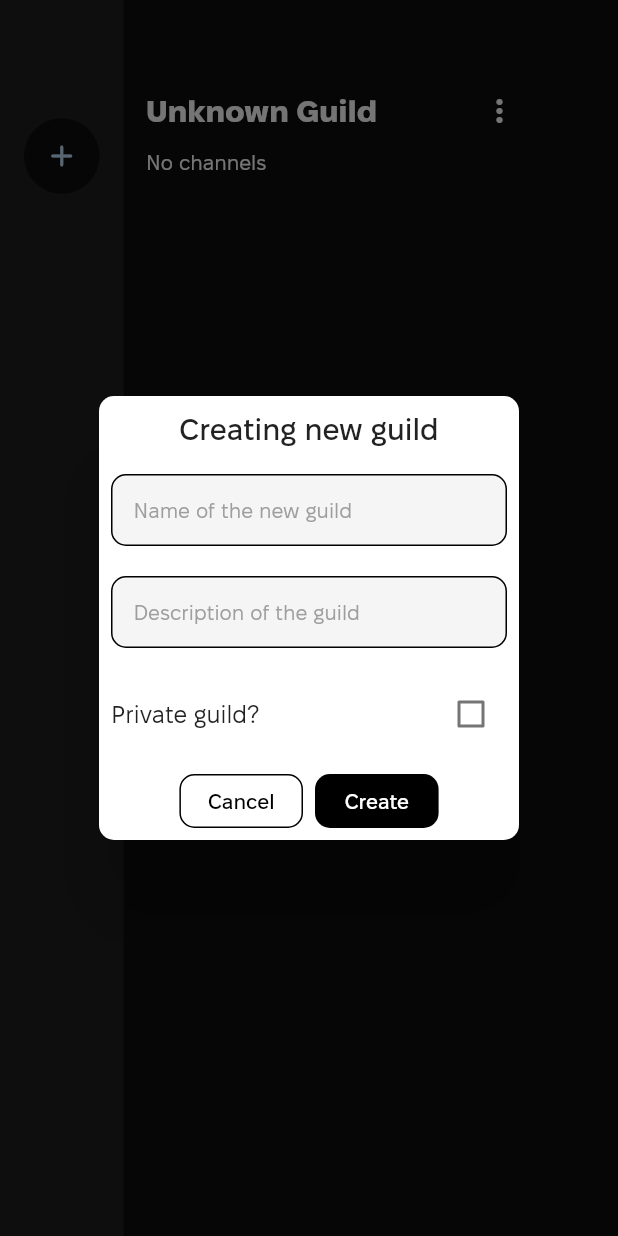
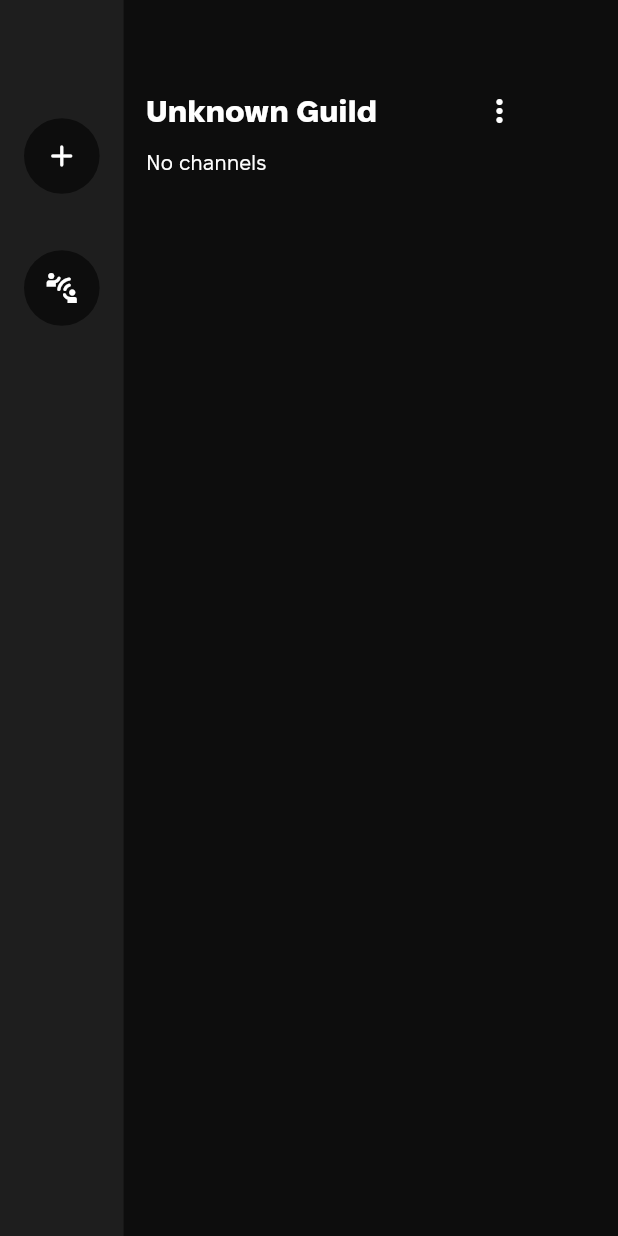
Before and after one commit to denver-code/denscord_fe, a Flutter app: the GuildView screen opened directly, after a tap on the "add" icon, on a phone screen of 412 x 824 dp. Run offline on Flutter 3.47's test engine with Material 2 defaults, Android fonts, the phone set to English and light mode, and no system bars; our stand-ins replace cached_network_image, get, get_storage, timeago; missing offline and left inert: overlapping_panels; accounts and stored records are empty.

Commit message:
Join guild by ID | copy id button

```diff
--- a/lib/app/modules/home/controllers/state_controller.dart
+++ b/lib/app/modules/home/controllers/state_controller.dart
@@ -20,6 +20,8 @@ mixin StateController {
   TextEditingController channelDescriptionController = TextEditingController();
   TextEditingController guildNameController = TextEditingController();
   TextEditingController guildDescriptionController = TextEditingController();
+  TextEditingController guildIdController = TextEditingController();
+  TextEditingController guildKeyController = TextEditingController();
   RxBool isPrivate = false.obs;
   RxList<MessageModel> messages = <MessageModel>[].obs;
   ScrollController messagerListController = ScrollController();
--- a/lib/app/modules/home/views/guilds_view.dart
+++ b/lib/app/modules/home/views/guilds_view.dart
@@ -1,7 +1,5 @@
 import 'package:cached_network_image/cached_network_image.dart';
-import 'package:denscord_fe/app/components/dialog.dart';
-import 'package:denscord_fe/app/components/guild_fropdown_menu.dart';
-import 'package:denscord_fe/app/components/textfield.dart';
+import 'package:denscord_fe/app/components/guild_dropdown_menu.dart';
 import 'package:denscord_fe/theme.dart';
 
 import 'package:flutter/material.dart';
@@ -30,7 +28,7 @@ class GuildView extends GetView<HomeController> {
               Expanded(
                 child: ListView.builder(
                     padding: EdgeInsets.zero,
-                    itemCount: homeController.guilds.length + 1,
+                    itemCount: homeController.guilds.length + 2,
                     itemBuilder: (context, index) {
                       if (index == homeController.guilds.length) {
                         return ListTile(
@@ -42,60 +40,32 @@ class GuildView extends GetView<HomeController> {
                               radius: 30,
                               backgroundColor:
                                   DenscordColors.scaffoldBackground,
-                              child: const Icon(Icons.add_rounded),
+                              child: const Icon(
+                                Icons.add_rounded,
+                                color: Colors.white,
+                              ),
                             ),
                           ),
-                          onTap: () {
-                            Future.delayed(
-                              const Duration(seconds: 0),
-                              () => MyDialog(
-                                content: Column(
-                                  children: [
-                                    MyTextField(
-                                      isEnabled: true,
-                                      controller:
-                                          homeController.guildNameController,
-                                      hintText: "Name of the new guild",
-                                    ),
-                                    const SizedBox(
-                                      height: 20,
-                                    ),
-                                    MyTextField(
-                                      isEnabled: true,
-                                      controller: homeController
-                                          .guildDescriptionController,
-                                      hintText: "Description of the guild",
-                                    ),
-                                    const SizedBox(
-                                      height: 20,
-                                    ),
-                                    Row(
-                                      mainAxisAlignment:
-                                          MainAxisAlignment.spaceBetween,
-                                      children: [
-                                        const Text("Private guild?"),
-                                        Obx(
-                                          () => Checkbox(
-                                            value:
-                                                homeController.isPrivate.value,
-                                            onChanged: (newValue) {
-                                              homeController.isPrivate.toggle();
-                                              homeController.isPrivate
-                                                  .refresh();
-                                            },
-                                          ),
-                                        ),
-                                      ],
-                                    )
-                                  ],
-                                ),
-                                title: "Creating new guild",
-                                onPressed: () {
-                                  homeController.createGuild();
-                                },
-                              ).build(),
-                            );
-                          },
+                          onTap: homeController.createGuildHandler,
+                        );
+                      }
+                      if (index == homeController.guilds.length + 1) {
+                        return ListTile(
+                          key: Key(index.toString()),
+                          title: SizedBox(
+                            width: 80,
+                            height: 80,
+                            child: CircleAvatar(
+                              radius: 30,
+                              backgroundColor:
+                                  DenscordColors.scaffoldBackground,
+                              child: const Icon(
+                                Icons.connect_without_contact_rounded,
+                                color: Colors.white,
+                              ),
+                            ),
+                          ),
+                          onTap: homeController.joinGuildHandler,
                         );
                       }
                       return ListTile(
--- a/lib/app/utils/api_endpoints.dart
+++ b/lib/app/utils/api_endpoints.dart
@@ -20,4 +20,6 @@ class Endpoints {
   static Uri createGuildRoute = Uri.http(apiUrl, '/api/private/guild/');
   static Uri leaveGuildRoute(String guildId) =>
       Uri.http(apiUrl, '/api/private/guild/$guildId/leave');
+  static Uri joinGuildRoute(String guildId, String guildKey) =>
+      Uri.http(apiUrl, '/api/private/guild/$guildId/join/$guildKey');
 }
```
Also changed, not shown: lib/app/components/dialog.dart (+5 -3 lines), lib/app/components/guild_dropdown_menu.dart (renamed from lib/app/components/guild_fropdown_menu.dart, +8 -0 lines), lib/app/modules/home/controllers/home_controller.dart (+108 -1 lines), lib/app/utils/api.dart (+18 -0 lines).
